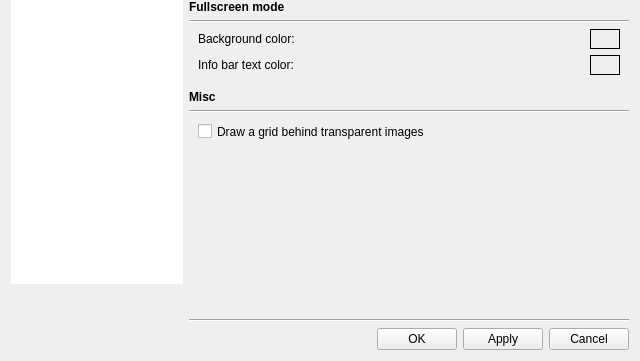
First picture: the form in qimgv/gui/dialogs/settingsdialog.ui, repository do-i/thumbgrid, before the edit; both pictures show x 0 to 640 and y 199 to 560 of the 640 by 560 pixel window.
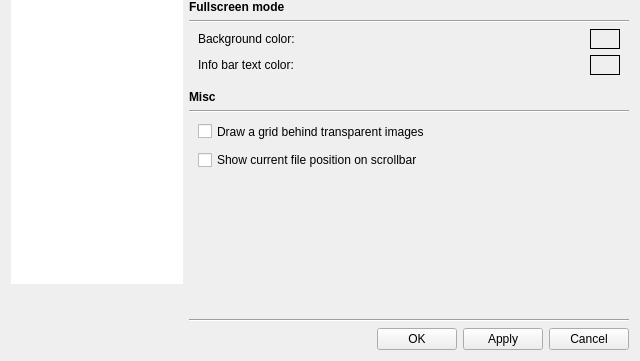
Second picture: the form after the edit. The open tabs and pages were chosen to show the change. Custom widgets are drawn as their Qt base class.

Commit message: [settings] scroll indicator toggle [stylesheet] reduce padding

```diff
--- a/qimgv/gui/dialogs/settingsdialog.ui
+++ b/qimgv/gui/dialogs/settingsdialog.ui
@@ -1698,6 +1698,13 @@
                    </property>
                   </widget>
                  </item>
+                 <item row="1" column="0">
+                  <widget class="QCheckBox" name="scrollbarIndicatorCheckBox">
+                   <property name="text">
+                    <string>Show current file position on scrollbar</string>
+                   </property>
+                  </widget>
+                 </item>
                 </layout>
                </item>
                <item>
```
Left out of the diff: 6 changed lines with no effect on the pictures. The commit also changes 4 other files.
